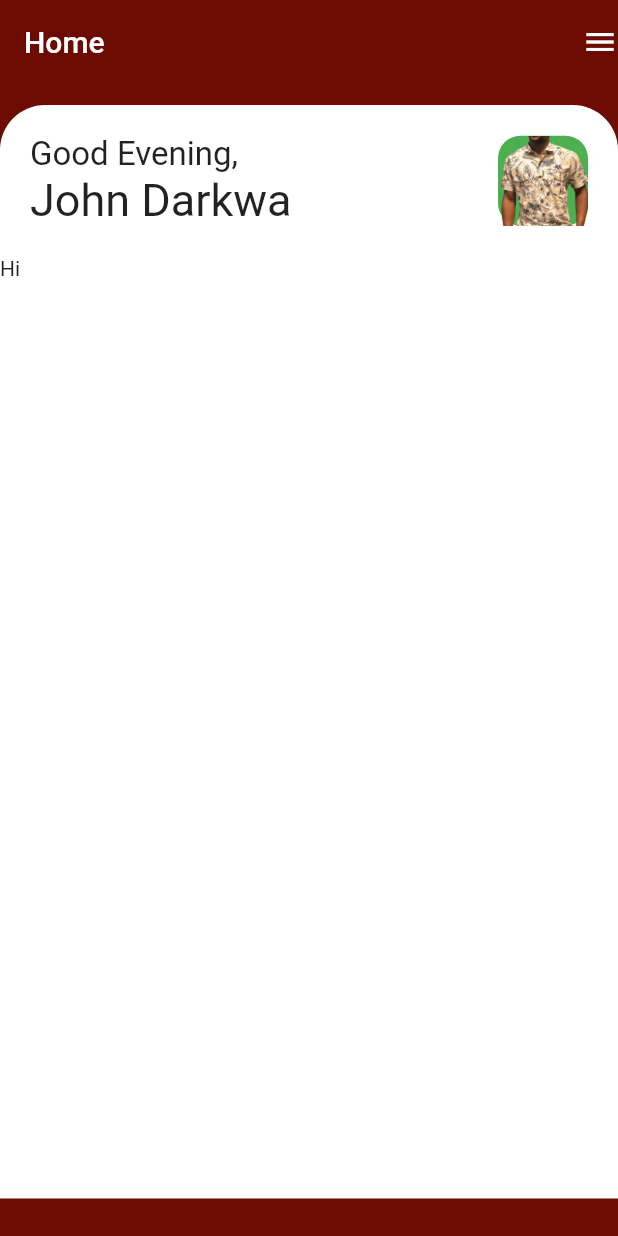
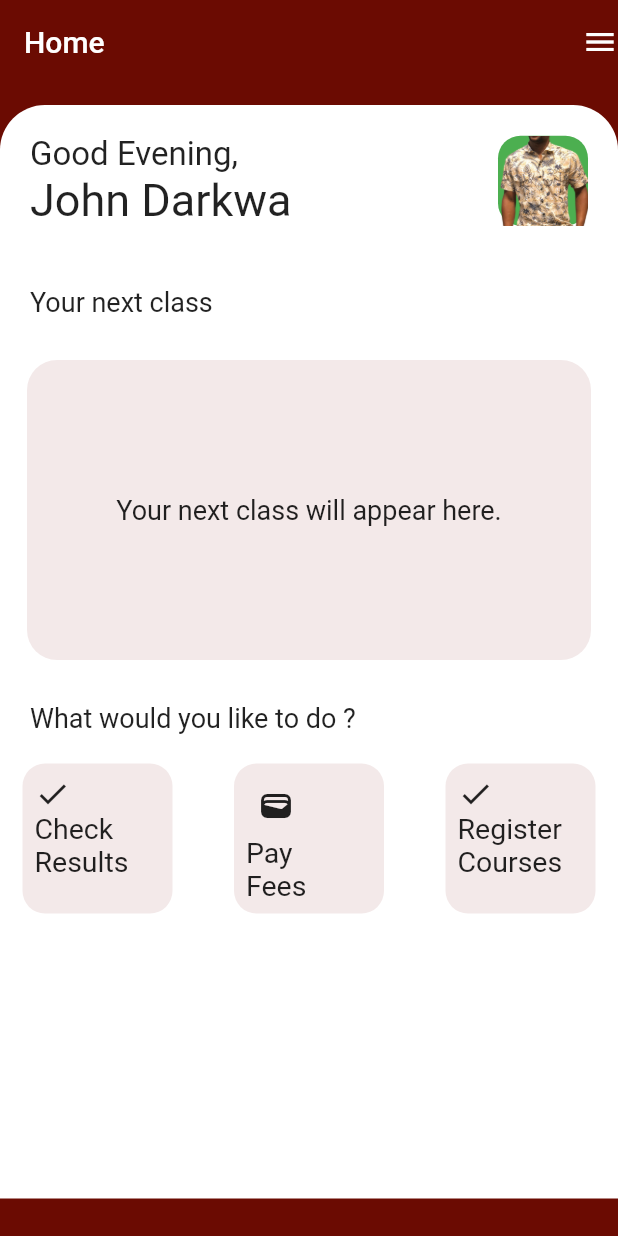
Before and after one commit to codewithdarkwa/new-aim-flutter, a Flutter app: the screen it shows after launch, on a phone screen of 412 x 824 dp. Run offline on Flutter 3.47's test engine with Material 2 defaults, Android fonts, the phone set to English and light mode, and no system bars.

Commit message:
working on the home screen

```diff
--- a/lib/screens/home.dart
+++ b/lib/screens/home.dart
@@ -11,6 +11,7 @@ class _HomeState extends State<Home> {
   @override
   Widget build(BuildContext context) {
     final screenHeight = MediaQuery.of(context).size.height;
+
     return Scaffold(
       appBar: PreferredSize(
         preferredSize: const Size.fromHeight(70),
@@ -66,7 +67,101 @@ class _HomeState extends State<Home> {
                       ],
                     ),
                   ),
-                  const Text('Hi')
+                  const Padding(
+                    padding: EdgeInsets.all(20.0),
+                    child: Text(
+                      'Your next class',
+                      style: TextStyle(
+                        fontSize: 18,
+                      ),
+                    ),
+                  ),
+                  const ClassSchedule(),
+                  const Padding(
+                    padding: EdgeInsets.all(20.0),
+                    child: Text(
+                      'What would you like to do ?',
+                      style: TextStyle(
+                        fontSize: 18,
+                      ),
+                    ),
+                  ),
+                  Padding(
+                    padding: const EdgeInsets.symmetric(horizontal: 15.0),
+                    child: Row(
+                      mainAxisAlignment: MainAxisAlignment.spaceBetween,
+                      children: [
+                        Container(
+                          width: 100,
+                          height: 100,
+                          decoration: BoxDecoration(
+                            color: const Color(0xfff3e9e9),
+                            borderRadius: BorderRadius.circular(15),
+                          ),
+                          child: Padding(
+                            padding: const EdgeInsets.all(8.0),
+                            child: Column(
+                              crossAxisAlignment: CrossAxisAlignment.start,
+                              children: const [
+                                Icon(Icons.check),
+                                Text(
+                                  'Check Results',
+                                  style: TextStyle(fontSize: 19),
+                                ),
+                              ],
+                            ),
+                          ),
+                        ),
+                        Container(
+                          width: 100,
+                          height: 100,
+                          decoration: BoxDecoration(
+                            color: const Color(0xfff3e9e9),
+                            borderRadius: BorderRadius.circular(15),
+                          ),
+                          child: Padding(
+                            padding: const EdgeInsets.all(8.0),
+                            child: Column(
+                              crossAxisAlignment: CrossAxisAlignment.start,
+                              children: const [
+                                Padding(
+                                  padding: EdgeInsets.all(8.0),
+                                  child: Icon(
+                                    Icons.wallet,
+                                  ),
+                                ),
+                                Text(
+                                  'Pay   Fees',
+                                  style: TextStyle(fontSize: 19),
+                                ),
+                              ],
+                            ),
+                          ),
+                        ),
+                        Container(
+                          width: 100,
+                          height: 100,
+                          decoration: BoxDecoration(
+                            color: const Color(0xfff3e9e9),
+                            borderRadius: BorderRadius.circular(15),
+                          ),
+                          child: Padding(
+                            padding: const EdgeInsets.all(8.0),
+                            child: Column(
+                              crossAxisAlignment: CrossAxisAlignment.start,
+                              children: const [
+                                Icon(Icons.check),
+                                Text(
+                                  'Register Courses',
+                                  style: TextStyle(fontSize: 19),
+                                ),
+                              ],
+                            ),
+                          ),
+                        ),
+                      ],
+                    ),
+                  ),
                 ],
               ),
             ),
@@ -78,7 +173,6 @@ class _HomeState extends State<Home> {
   }
 }
 
-// ignore: non_constant_identifier_names
 Widget CustomAppBar() {
   return AppBar(
     title: const Text('Home'),
@@ -87,3 +181,33 @@ Widget CustomAppBar() {
     elevation: 0,
   );
 }
+
+class ClassSchedule extends StatelessWidget {
+  const ClassSchedule({
+    Key? key,
+  }) : super(key: key);
+
+  @override
+  Widget build(BuildContext context) {
+    return Padding(
+      padding: const EdgeInsets.symmetric(vertical: 8, horizontal: 18),
+      child: Container(
+        height: 200,
+        decoration: BoxDecoration(
+          color: const Color(0xfff3e9e9),
+          borderRadius: BorderRadius.circular(20),
+        ),
+        child: const Center(
+          child: Text(
+            'Your next class will appear here.',
+            style: TextStyle(
+              fontSize: 18,
+            ),
+          ),
+        ),
+      ),
+    );
+  }
+}
+
+// ignore: non_constant_identifier_names
```
